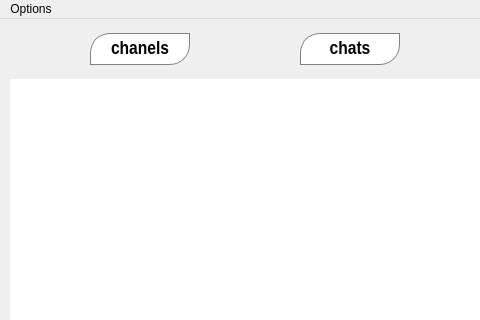
Before: the Qt Designer form jamin-gram/groups.ui in raminLgh/jamin-gram, drawn with Qt 5; both pictures show x 0 to 480 and y 0 to 320 of the 700 by 600 pixel window.
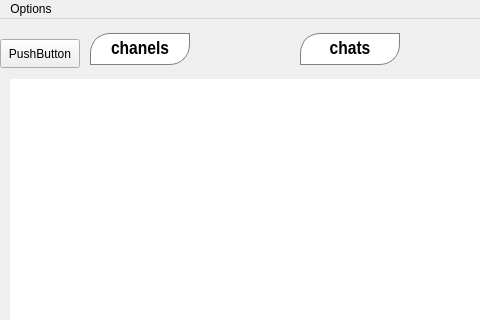
After: the same form once the commit is applied. Icons and pictures are not drawn.

Commit message: get channel/group/chat message ende.

What changed in the file:
```diff
--- a/jamin-gram/groups.ui
+++ b/jamin-gram/groups.ui
@@ -438,6 +438,19 @@
      <string>create</string>
     </property>
    </widget>
+   <widget class="QPushButton" name="pushButton_2">
+    <property name="geometry">
+     <rect>
+      <x>0</x>
+      <y>20</y>
+      <width>80</width>
+      <height>29</height>
+     </rect>
+    </property>
+    <property name="text">
+     <string>PushButton</string>
+    </property>
+   </widget>
   </widget>
   <widget class="QMenuBar" name="menubar">
    <property name="geometry">
```
Left out of the diff: 18 changed lines with no effect on the pictures. The commit also changes 56 other files.
